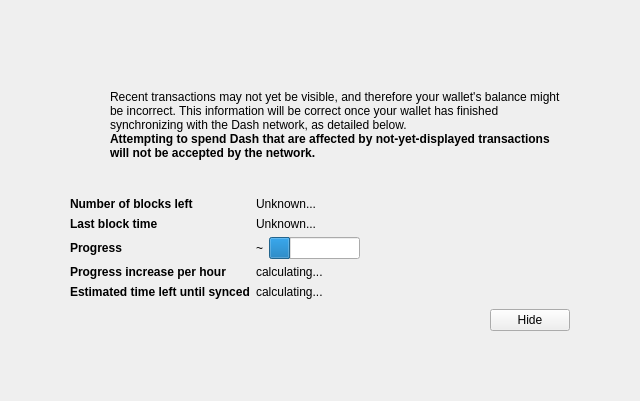
This is src/qt/forms/modaloverlay.ui in BitcoinFlash/BitcoinFlash as Qt 5 draws it before an edit. The edited form follows.
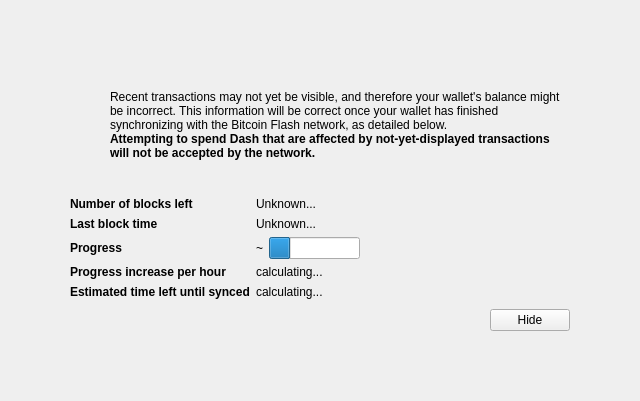
This is the edited form. Icons and pictures are not drawn. Custom widgets are drawn as their Qt base class.

What changed in the file:
```diff
--- a/src/qt/forms/modaloverlay.ui
+++ b/src/qt/forms/modaloverlay.ui
@@ -128,7 +128,7 @@
              <item>
               <widget class="QLabel" name="infoText">
                <property name="text">
-                <string>Recent transactions may not yet be visible, and therefore your wallet's balance might be incorrect. This information will be correct once your wallet has finished synchronizing with the Dash network, as detailed below.</string>
+                <string>Recent transactions may not yet be visible, and therefore your wallet's balance might be incorrect. This information will be correct once your wallet has finished synchronizing with the Bitcoin Flash network, as detailed below.</string>
                </property>
                <property name="textFormat">
                 <enum>Qt::RichText</enum>
```
